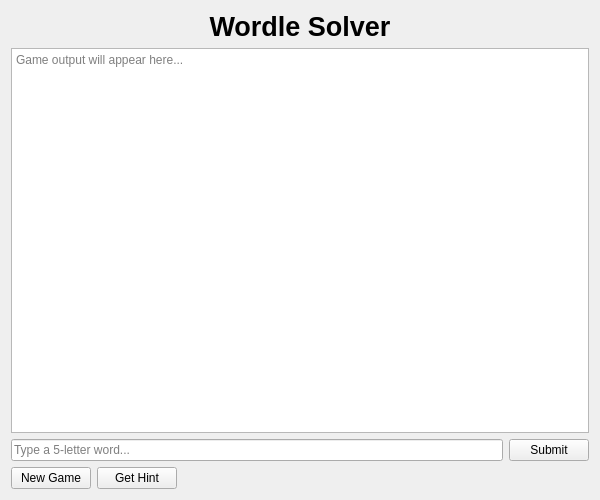
This is src/gui/WordleWidget.ui in satsinush/word-games as Qt 5 draws it before an edit. The edited form follows.
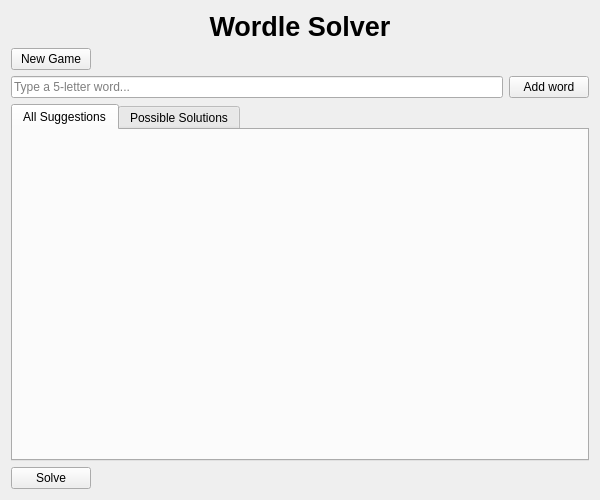
This is the edited form.

```diff
--- a/src/gui/WordleWidget.ui
+++ b/src/gui/WordleWidget.ui
@@ -32,14 +32,28 @@
     </widget>
    </item>
    <item>
-    <widget class="QTextEdit" name="outputArea">
-     <property name="readOnly">
-      <bool>true</bool>
-     </property>
-     <property name="placeholderText">
-      <string>Game output will appear here...</string>
-     </property>
-    </widget>
+    <layout class="QHBoxLayout" name="topControlLayout">
+     <item>
+      <widget class="QPushButton" name="newGameBtn">
+       <property name="text">
+        <string>New Game</string>
+       </property>
+      </widget>
+     </item>
+     <item>
+      <spacer name="topHorizontalSpacer">
+       <property name="orientation">
+        <enum>Qt::Horizontal</enum>
+       </property>
+       <property name="sizeHint" stdset="0">
+        <size>
+         <width>40</width>
+         <height>20</height>
+        </size>
+       </property>
+      </spacer>
+     </item>
+    </layout>
    </item>
    <item>
     <layout class="QHBoxLayout" name="inputLayout">
@@ -56,25 +70,35 @@
      <item>
       <widget class="QPushButton" name="submitBtn">
        <property name="text">
-        <string>Submit</string>
+        <string>Add word</string>
        </property>
       </widget>
      </item>
     </layout>
    </item>
+   <item>
+    <widget class="QTabWidget" name="resultsTabWidget">
+     <property name="currentIndex">
+      <number>0</number>
+     </property>
+     <widget class="QWidget" name="allResultsTab">
+      <attribute name="title">
+       <string>All Suggestions</string>
+      </attribute>
+     </widget>
+     <widget class="QWidget" name="probableWordsTab">
+      <attribute name="title">
+       <string>Possible Solutions</string>
+      </attribute>
+     </widget>
+    </widget>
+   </item>
    <item>
     <layout class="QHBoxLayout" name="controlLayout">
-     <item>
-      <widget class="QPushButton" name="newGameBtn">
-       <property name="text">
-        <string>New Game</string>
-       </property>
-      </widget>
-     </item>
      <item>
       <widget class="QPushButton" name="hintBtn">
        <property name="text">
-        <string>Get Hint</string>
+        <string>Solve</string>
        </property>
       </widget>
      </item>
```
